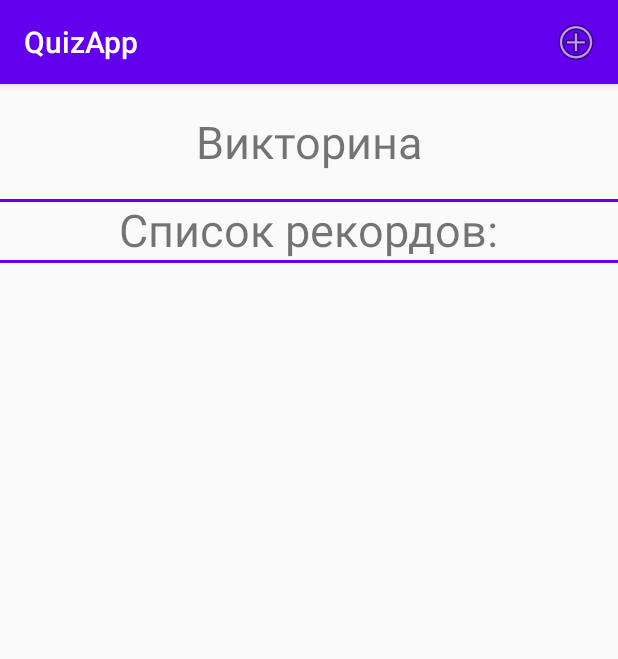
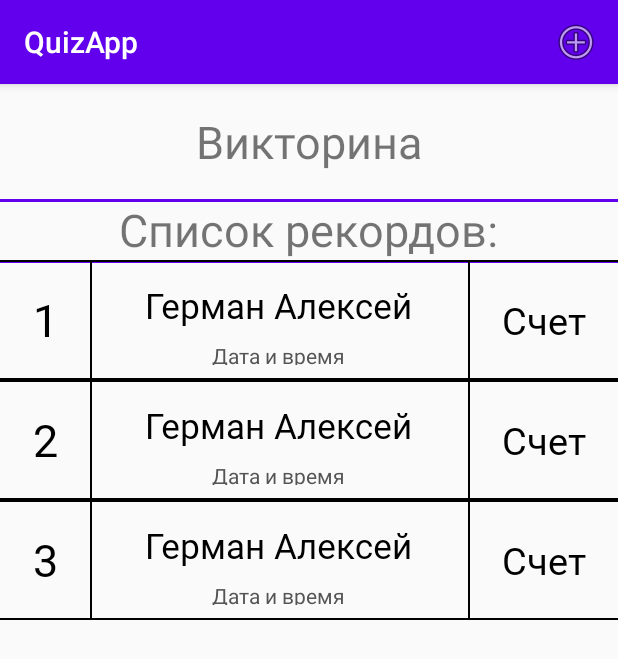
Before and after one commit to Parocq/QuizApp, an Android app: the fragment RecordsFragment placed in its activity, on a phone screen of 412 x 824 dp. Shown: the top 659 px of the screen. Run offline under Robolectric (Android 15) with nearby library versions, the phone set to English and light mode, and no system bars; 4 statements that could not run were skipped.

Commit message:
Records list working now

```diff
--- a/app/build.gradle
+++ b/app/build.gradle
@@ -33,4 +33,7 @@ dependencies {
     androidTestImplementation 'androidx.test.ext:junit:1.1.1'
     androidTestImplementation 'androidx.test.espresso:espresso-core:3.2.0'
     implementation 'androidx.recyclerview:recyclerview:1.1.0'
+
+    //noinspection GradleCompatible
+    implementation 'com.android.support:recyclerview-v7:28.0.0'
 }
--- a/app/src/main/java/com/bsuir/german/quizapp/activity/MainActivity.java
+++ b/app/src/main/java/com/bsuir/german/quizapp/activity/MainActivity.java
@@ -3,14 +3,9 @@ package com.bsuir.german.quizapp.activity;
 import androidx.appcompat.app.AppCompatActivity;
 import androidx.fragment.app.FragmentTransaction;
 
-import android.database.SQLException;
 import android.database.sqlite.SQLiteDatabase;
-import android.database.sqlite.SQLiteException;
-import android.database.sqlite.SQLiteOpenHelper;
 import android.os.Bundle;
 import android.view.Menu;
-import android.view.MenuItem;
-import android.widget.Toast;
 
 import com.bsuir.german.quizapp.DBHelper;
 import com.bsuir.german.quizapp.R;
@@ -20,7 +15,7 @@ import com.bsuir.german.quizapp.fragment.MenuFragment;
 public class MainActivity extends AppCompatActivity {
 
 //    private SQLiteOpenHelper dbHelper;
-    static SQLiteDatabase db;
+    public static SQLiteDatabase db;
 
     @Override
     protected void onCreate(Bundle savedInstanceState) {
@@ -37,7 +32,7 @@ public class MainActivity extends AppCompatActivity {
 
         DBHelper dbHelper = new DBHelper(this);
 //        try {
-            db = dbHelper.getWritableDatabase();
+        db = dbHelper.getWritableDatabase();
 //        } catch (SQLiteException e){
 //            Toast toast = Toast.makeText(this,"Не удалось получить ссылку на базу данных",Toast.LENGTH_SHORT);
 //            toast.show();
@@ -51,26 +46,4 @@ public class MainActivity extends AppCompatActivity {
         return true;
     }
 
-//    public boolean onCreateOptionsMenu(Menu menu) {
-//
-//        menu.add(1,1,1,"Добавить вопрос");
-//        menu.add(1,2,2,"Пустой пункт");
-//
-//        return super.onCreateOptionsMenu(menu);
-//    }
-//
-//    public boolean onOptionsItemSelected(MenuItem item) {
-//        switch (item.getItemId()){
-//            case 1:
-//                Toast.makeText(this, "Вопрос добавлен",Toast.LENGTH_SHORT).show();
-//                break;
-//            case 2:
-//                Toast.makeText(this, "haha",Toast.LENGTH_SHORT).show();
-//                break;
-//            default:
-////                Toast.makeText(this, "haha",Toast.LENGTH_SHORT).show();
-//                break;
-//        }
-//        return super.onOptionsItemSelected(item);
-//    }
 }
--- /dev/null
+++ b/app/src/main/java/com/bsuir/german/quizapp/adapter/RecordRecyclerViewAdapter.java
@@ -0,0 +1,72 @@
+package com.bsuir.german.quizapp.adapter;
+
+import android.content.Context;
+import android.view.LayoutInflater;
+import android.view.View;
+import android.view.ViewGroup;
+import android.widget.TextView;
+
+import androidx.annotation.NonNull;
+import androidx.constraintlayout.widget.ConstraintLayout;
+import androidx.recyclerview.widget.RecyclerView;
+
+import com.bsuir.german.quizapp.R;
+import com.bsuir.german.quizapp.entity.Record;
+
+import java.util.ArrayList;
+import java.util.List;
+
+public class RecordRecyclerViewAdapter extends RecyclerView.Adapter<RecordRecyclerViewAdapter.ViewHolder> {
+
+    List<Record> recordList = new ArrayList<>();
+    Context context;
+
+    public RecordRecyclerViewAdapter(List<Record> recordList, Context context) {
+        this.recordList = recordList;
+        this.context = context;
+    }
+
+    @NonNull
+    @Override
+    public ViewHolder onCreateViewHolder(@NonNull ViewGroup parent, int viewType) {
+        View view = LayoutInflater.from(parent.getContext()).inflate(R.layout.records_item,parent,false);
+        return new ViewHolder(view);
+    }
+
+    @Override
+    public void onBindViewHolder(@NonNull ViewHolder holder, int position) {
+        holder.number.setText(position+1+"");
+        holder.name.setText(recordList.get(position).getName());
+        holder.date.setText(recordList.get(position).getDate());
+        holder.score.setText(recordList.get(position).getScore()+"");
+//        holder.layout.setOnClickListener(new View.OnClickListener() {
+//            @Override
+//            public void onClick(View v) {
+//
+//            }
+//        });
+    }
+
+    @Override
+    public int getItemCount() {
+        return recordList.size();
+    }
+
+    public class ViewHolder extends RecyclerView.ViewHolder {
+
+        TextView number;
+        TextView name;
+        TextView date;
+        TextView score;
+        ConstraintLayout layout;
+
+        public ViewHolder(@NonNull View itemView) {
+            super(itemView);
+            number = itemView.findViewById(R.id.textNumber);
+            name = itemView.findViewById(R.id.textName);
+            date = itemView.findViewById(R.id.textDate);
+            score = itemView.findViewById(R.id.textScore);
+            layout = itemView.findViewById(R.id.list_item);
+        }
+    }
+}
--- a/app/src/main/java/com/bsuir/german/quizapp/dao/DAOUser.java
+++ b/app/src/main/java/com/bsuir/german/quizapp/dao/DAORecord.java
@@ -4,45 +4,44 @@ import android.content.ContentValues;
 import android.database.Cursor;
 import android.database.sqlite.SQLiteDatabase;
 
-import com.bsuir.german.quizapp.entity.Question;
-import com.bsuir.german.quizapp.entity.User;
+import com.bsuir.german.quizapp.entity.Record;
 
 import java.util.ArrayList;
 import java.util.List;
 
-public class DAOUser {
+public class DAORecord {
 
     private SQLiteDatabase db;
 
-    public DAOUser(SQLiteDatabase db) {
+    public DAORecord(SQLiteDatabase db) {
         this.db = db;
     }
 
 
-    public void insertUser(SQLiteDatabase db, String name,
-                                   int score, String date) {
+    public void insertRecord(SQLiteDatabase db, String name,
+                             int score, String date) {
         ContentValues userValues = new ContentValues();
         userValues.put("name", name);
         userValues.put("score", score);
         userValues.put("date", date);
 
-        db.insertOrThrow("USER", null, userValues);
+        db.insertOrThrow("RECORD", null, userValues);
     }
 
-    public void updateUser(User user, int id) {
-        db.execSQL("UPDATE QUESTION SET name = \"" + user.getName() + "\"," +
-                "score = \"" + user.getScore() + "\"," + "date = \"" + user.getDate() +
+    public void updateRecord(Record record, int id) {
+        db.execSQL("UPDATE QUESTION SET name = \"" + record.getName() + "\"," +
+                "score = \"" + record.getScore() + "\"," + "date = \"" + record.getDate() +
                 "\"where _id = \"" + id + "\";\"");
     }
 
-    public void deleteUser (int id) {
+    public void deleteRecord(int id) {
         db.execSQL("DELETE FROM USER where _id=" + id + ";");
     }
 
-    public List<User> selectAllUsersOrderedByScore() {
-        List<User> users = new ArrayList<>();
-        User user;
-        Cursor cursor = db.query("USER", new String[]{"name", "score", "date"},
+    public List<Record> selectAllRecordsOrderedByScore() {
+        List<Record> records = new ArrayList<>();
+        Record record;
+        Cursor cursor = db.query("RECORD", new String[]{"name", "score", "date"},
                 null, null, null, null, "score DESC");
         if (cursor.moveToFirst()) {
             do {
@@ -50,10 +49,10 @@ public class DAOUser {
                 int score = cursor.getInt(1);
                 String date = cursor.getString(2);
 
-                user = new User(name,score,date);
-                users.add(user);
+                record = new Record(name,score,date);
+                records.add(record);
             } while (cursor.moveToNext());
         }
-        return users;
+        return records;
     }
 }
--- a/app/src/main/java/com/bsuir/german/quizapp/fragment/MenuFragment.java
+++ b/app/src/main/java/com/bsuir/german/quizapp/fragment/MenuFragment.java
@@ -35,10 +35,12 @@ public class MenuFragment extends Fragment {
                     case R.id.play:
                         fragmentTransaction.replace(R.id.topFragment,quizTopFragment);
                         fragmentTransaction.replace(R.id.mainFragment,questionFragment);
+                        fragmentTransaction.addToBackStack(null);
                         fragmentTransaction.commit();
                         break;
                     case R.id.records:
                         fragmentTransaction.replace(R.id.mainFragment, recordsFragment);
+                        fragmentTransaction.addToBackStack(null);
                         fragmentTransaction.commit();
                         break;
                 }
--- a/app/src/main/java/com/bsuir/german/quizapp/fragment/QuizTopFragment.java
+++ b/app/src/main/java/com/bsuir/german/quizapp/fragment/QuizTopFragment.java
@@ -19,7 +19,7 @@ public class QuizTopFragment extends Fragment {
     public View onCreateView(LayoutInflater inflater, ViewGroup container,
                              Bundle savedInstanceState) {
         // Inflate the layout for this fragment
-        View v = inflater.inflate(R.layout.fragment_menu_banner, null);
+        View v = inflater.inflate(R.layout.fragment_quiz_top, null);
 
         return v;
     }
--- a/app/src/main/java/com/bsuir/german/quizapp/fragment/RecordsFragment.java
+++ b/app/src/main/java/com/bsuir/german/quizapp/fragment/RecordsFragment.java
@@ -3,21 +3,47 @@ package com.bsuir.german.quizapp.fragment;
 import android.os.Bundle;
 
 import androidx.fragment.app.Fragment;
+import androidx.recyclerview.widget.LinearLayoutManager;
+import androidx.recyclerview.widget.RecyclerView;
 
 import android.view.LayoutInflater;
 import android.view.View;
 import android.view.ViewGroup;
 
 import com.bsuir.german.quizapp.R;
+import com.bsuir.german.quizapp.adapter.RecordRecyclerViewAdapter;
+import com.bsuir.german.quizapp.dao.DAORecord;
+import com.bsuir.german.quizapp.entity.Record;
 
+import java.util.ArrayList;
+import java.util.List;
+
+import static com.bsuir.german.quizapp.activity.MainActivity.db;
 
 
 public class RecordsFragment extends Fragment {
 
+    private DAORecord daoRecord = new DAORecord(db);
+
     @Override
     public View onCreateView(LayoutInflater inflater, ViewGroup container,
                              Bundle savedInstanceState) {
+        View v = inflater.inflate(R.layout.fragment_records, container, false);
+        List<Record> recordList = new ArrayList<>();
+        recordList = fillRecordList(recordList);
+
         // Inflate the layout for this fragment
-        return inflater.inflate(R.layout.fragment_records, container, false);
+        RecyclerView recyclerView = v.findViewById(R.id.recyclerView);
+        RecordRecyclerViewAdapter adapter = new RecordRecyclerViewAdapter(recordList, v.getContext());
+        recyclerView.setAdapter(adapter);
+        recyclerView.setLayoutManager(new LinearLayoutManager(v.getContext()));
+        return v;
+    }
+
+    public List<Record> fillRecordList(List<Record> recordList) {
+
+        recordList = daoRecord.selectAllRecordsOrderedByScore();
+
+        return recordList;
     }
 }
--- /dev/null
+++ b/app/src/main/res/layout/records_item.xml
@@ -0,0 +1,105 @@
+<?xml version="1.0" encoding="utf-8"?>
+<androidx.constraintlayout.widget.ConstraintLayout xmlns:app="http://schemas.android.com/apk/res-auto"
+    xmlns:tools="http://schemas.android.com/tools"
+    android:id="@+id/list_item"
+    xmlns:android="http://schemas.android.com/apk/res/android"
+    android:layout_width="match_parent"
+    android:layout_height="80dp">
+    <TextView
+        android:layout_width="match_parent"
+        android:layout_height="1dp"
+        app:layout_constraintTop_toTopOf="parent"
+        android:background="@color/colorBlack">
+
+    </TextView>
+
+    <TextView
+        android:id="@+id/textNumber"
+        android:layout_width="60dp"
+        android:layout_height="match_parent"
+        android:gravity="center"
+        android:text="11"
+        app:layout_constraintBottom_toBottomOf="parent"
+        app:layout_constraintStart_toStartOf="parent"
+        app:layout_constraintTop_toTopOf="parent"
+        android:textColor="@color/colorBlack"
+        android:textSize="30sp"
+        android:fontFamily="@font/english_rose"/>
+
+    <LinearLayout
+        android:layout_width="1dp"
+        android:layout_height="match_parent"
+        app:layout_constraintStart_toEndOf="@id/textNumber"
+        android:background="@color/colorBlack">
+    </LinearLayout>
+
+    <LinearLayout
+        android:layout_width="0dp"
+        android:layout_height="match_parent"
+        app:layout_constraintStart_toEndOf="@id/textNumber"
+        app:layout_constraintEnd_toStartOf="@id/textScore"
+        app:layout_constraintTop_toTopOf="parent"
+        android:orientation="vertical"
+        android:gravity="center"
+        android:paddingTop="7dp"
+        android:paddingBottom="10dp"
+        >
+
+        <TextView
+            android:id="@+id/textName"
+            android:layout_width="wrap_content"
+            android:layout_height="wrap_content"
+            android:gravity="center"
+            android:layout_weight="2"
+            android:text="Герман Алексей"
+            android:textColor="@color/colorBlack"
+            android:textSize="23sp"
+            android:fontFamily="@font/english_rose"
+            />
+
+        <TextView
+            android:id="@+id/textDate"
+            android:layout_width="wrap_content"
+            android:layout_height="0dp"
+            android:gravity="center"
+            android:layout_weight="2"
+            android:text="Дата и время"
+            android:textColor="@color/colorGray"
+            >
+
+        </TextView>
+
+    </LinearLayout>
+
+    <LinearLayout
+        android:layout_width="1dp"
+        android:layout_height="match_parent"
+        app:layout_constraintStart_toStartOf="@id/textScore"
+        android:background="@color/colorBlack">
+    </LinearLayout>
+
+    <TextView
+        android:id="@+id/textScore"
+        android:layout_width="100dp"
+        android:layout_height="match_parent"
+        app:layout_constraintEnd_toEndOf="parent"
+        app:layout_constraintBottom_toBottomOf="parent"
+        app:layout_constraintTop_toTopOf="parent"
+        android:gravity="center"
+        android:text="Счет"
+        android:textColor="@color/colorBlack"
+        android:textSize="25sp"
+        android:fontFamily="@font/english_rose"/>
+
+
+    <LinearLayout
+        android:layout_width="match_parent"
+        android:layout_height="1dp"
+        app:layout_constraintBottom_toBottomOf="parent"
+        android:background="@color/colorBlack">
+    </LinearLayout>
+
+
+
+
+</androidx.constraintlayout.widget.ConstraintLayout>
--- a/app/src/main/res/values/colors.xml
+++ b/app/src/main/res/values/colors.xml
@@ -3,4 +3,6 @@
     <color name="colorPrimary">#6200EE</color>
     <color name="colorPrimaryDark">#3700B3</color>
     <color name="colorAccent">#03DAC5</color>
+    <color name="colorBlack">#000000</color>
+    <color name="colorGray">#555</color>
 </resources>
```
Also changed, not shown: app/src/main/java/com/bsuir/german/quizapp/DBHelper.java (+9 -9 lines), app/src/main/res/recycler_item/recycler_item.xml (added, +43 -0 lines), 1 other file.
